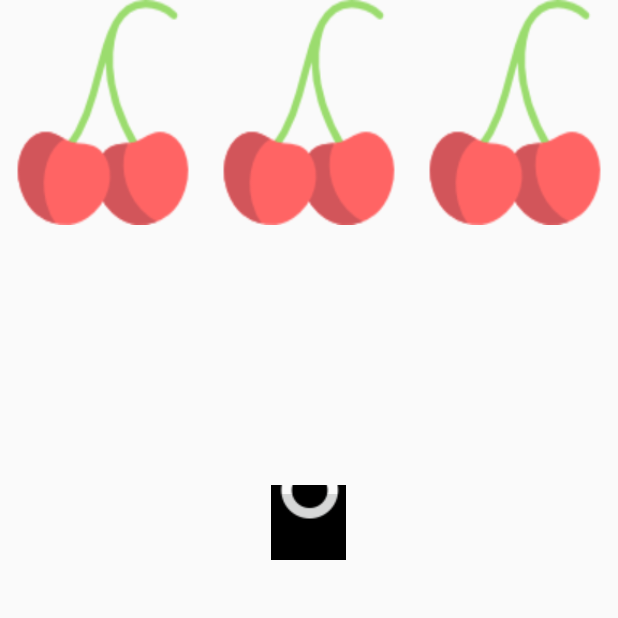
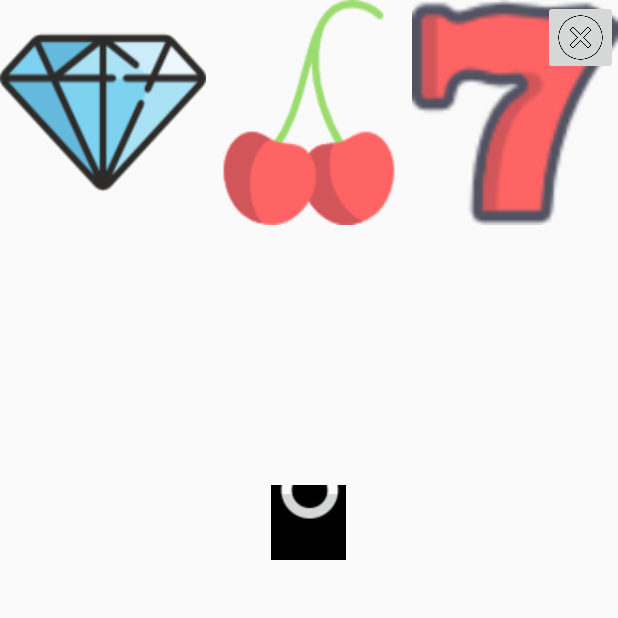
Before and after one commit to EugeneMesina/RocketFrenzy, an Android app: the Lottery screen opened directly, with no data from a screen before it, after a tap on an icon or button, on a phone screen of 412 x 824 dp, the top half of it. Run offline under Robolectric (Android 15) with nearby library versions, the phone set to English and light mode, and no system bars.

Commit message:
many major improvements

```diff
--- a/app/src/main/java/androidsupersquad/rocketfrenzy/Fragments/Adapters/ShopExpandableAdapter.java
+++ b/app/src/main/java/androidsupersquad/rocketfrenzy/Fragments/Adapters/ShopExpandableAdapter.java
@@ -75,7 +75,7 @@
         Button cost = (Button) convertView.findViewById(R.id.BuyButton);
         cost.setText(((Integer)currentItem.getItemCost()).toString());
         //TODO: For Eugene Uncomment this Line To Give Yourself A bunch of Gold
-        //updatePlayerCoinAmount(getPlayerName(), 10000, true);
+        updatePlayerCoinAmount(getPlayerName(), 10000, true);
         cost.setOnClickListener(new View.OnClickListener() {
             @Override
             public void onClick(View v)
--- a/app/src/main/java/androidsupersquad/rocketfrenzy/MiniGame/Lottery.java
+++ b/app/src/main/java/androidsupersquad/rocketfrenzy/MiniGame/Lottery.java
@@ -27,7 +27,7 @@
 import androidsupersquad.rocketfrenzy.R;
 
 public class Lottery extends AppCompatActivity {
-    ImageButton rocket;
+    ImageButton rocket, close;
     ImageView slot1,slot2,slot3;
     Random random;
     int img1,img2,img3;
@@ -40,6 +40,8 @@
 
         random = new Random();
         rocket = (ImageButton) findViewById(R.id.RocketButton);
+        close = (ImageButton) findViewById(R.id.LotteryCloseButton);
+        close.setVisibility(View.INVISIBLE);
         slot1 = (ImageView)findViewById(R.id.imageView);
         slot2 = (ImageView)findViewById(R.id.imageView2);
         slot3 = (ImageView)findViewById(R.id.imageView3);
@@ -50,7 +52,6 @@
                 rocket.setEnabled(false);
                 slot1.setBackgroundResource(R.drawable.animate);
                 final AnimationDrawable slot1anim = (AnimationDrawable) slot1.getBackground();
-                slot1anim.start();
 
                 slot2.setBackgroundResource(R.drawable.animate);
                 final AnimationDrawable slot2anim = (AnimationDrawable) slot2.getBackground();
@@ -59,6 +60,25 @@
                 slot3.setBackgroundResource(R.drawable.animate);
                 final AnimationDrawable slot3anim = (AnimationDrawable) slot3.getBackground();
                 slot3anim.start();
+
+                new Handler().postDelayed(new Runnable() {
+                    @Override
+                    public void run() {
+                        slot1anim.start();
+                    }
+                },0);
+                new Handler().postDelayed(new Runnable() {
+                    @Override
+                    public void run() {
+                        slot2anim.start();
+                    }
+                },50);
+                new Handler().postDelayed(new Runnable() {
+                    @Override
+                    public void run() {
+                        slot3anim.start();
+                    }
+                },100);
 
                 Handler handler = new Handler();
                 RotateAnimation r;
@@ -78,6 +98,13 @@
                         getScore();
                     }
                 },2000);
+            }
+        });
+
+        close.setOnClickListener(new View.OnClickListener() {
+            @Override
+            public void onClick(View v) {
+                finish();
             }
         });
     }
@@ -141,12 +168,10 @@
             addRocketToPlayer(getPlayerName(), RocketData.giveRocket());
             //some number
         }
-        else{
-            Toast.makeText(this,"Loser",Toast.LENGTH_LONG).show();
+        else {
+            Toast.makeText(this, "Loser", Toast.LENGTH_LONG).show();
         }
-        Intent x = new Intent(Lottery.this, MainActivity.class);
-        startActivity(x);
-        finish();
+        close.setVisibility(View.VISIBLE);
     }
     private String getPlayerName()
     {
--- a/app/src/main/res/drawable/animate.xml
+++ b/app/src/main/res/drawable/animate.xml
@@ -1,6 +1,6 @@
 <?xml version="1.0" encoding="utf-8"?>
 <animation-list xmlns:android="http://schemas.android.com/apk/res/android"
-    android:oneshot="true">
+    android:oneshot="false">
 
     <item
         android:drawable="@drawable/slotone"
--- a/app/src/main/res/layout/activity_lottery.xml
+++ b/app/src/main/res/layout/activity_lottery.xml
@@ -48,5 +48,15 @@
         android:layout_centerHorizontal="true"
         tools:ignore="ContentDescription" />
 
+    <ImageButton
+        android:id="@+id/LotteryCloseButton"
+        android:layout_width="50dp"
+        android:layout_height="50dp"
+        android:layout_alignParentRight="true"
+        android:layout_alignParentTop="true"
+        android:scaleType="centerCrop"
+        app:srcCompat="@drawable/cancel"
+        tools:ignore="ContentDescription" />
+
 
 </RelativeLayout>
--- a/app/src/main/res/layout/activity_main.xml
+++ b/app/src/main/res/layout/activity_main.xml
@@ -107,7 +107,6 @@
 
     <com.mapbox.mapboxsdk.maps.MapView
         android:id="@+id/mapView"
-        mapbox_styleUrl="@string/mapbox_style_mapbox_streets"
         android:layout_width="match_parent"
         android:layout_height="match_parent"
         android:visibility="visible">
--- a/app/src/main/res/values/strings.xml
+++ b/app/src/main/res/values/strings.xml
@@ -1,5 +1,6 @@
 <resources>
     <string name="access_token">pk.eyJ1IjoiamluY2hyb25pYyIsImEiOiJjajEzdnV2NmgwMXRiMnFvZ3ZycnlkN2J6In0.UKO1l5sj30phBz_7bxJtkQ</string>
+    <string name="app_name">Rockey Frenzy</string>
     <string name="button">Begin</string>
     <string name="begin">Begin</string>
     <string name="title_activity_shake_mini_game">ShakeMiniGame</string>
```
Also changed, not shown: app/src/main/AndroidManifest.xml (+17 -4 lines), app/src/main/java/androidsupersquad/rocketfrenzy/DataBase/MainActivity.java (deleted, +0 -77 lines), app/src/main/java/androidsupersquad/rocketfrenzy/MainActivity.java (+10 -2 lines), app/src/main/java/androidsupersquad/rocketfrenzy/MiniGame/ShakeMiniGame.java (+28 -20 lines), app/src/main/java/androidsupersquad/rocketfrenzy/RocketLaunch.java (+11 -5 lines), app/src/main/res/layout/activity_rocket.xml (+10 -0 lines), app/src/main/res/layout/activity_shake_mini_game.xml (+16 -5 lines).
